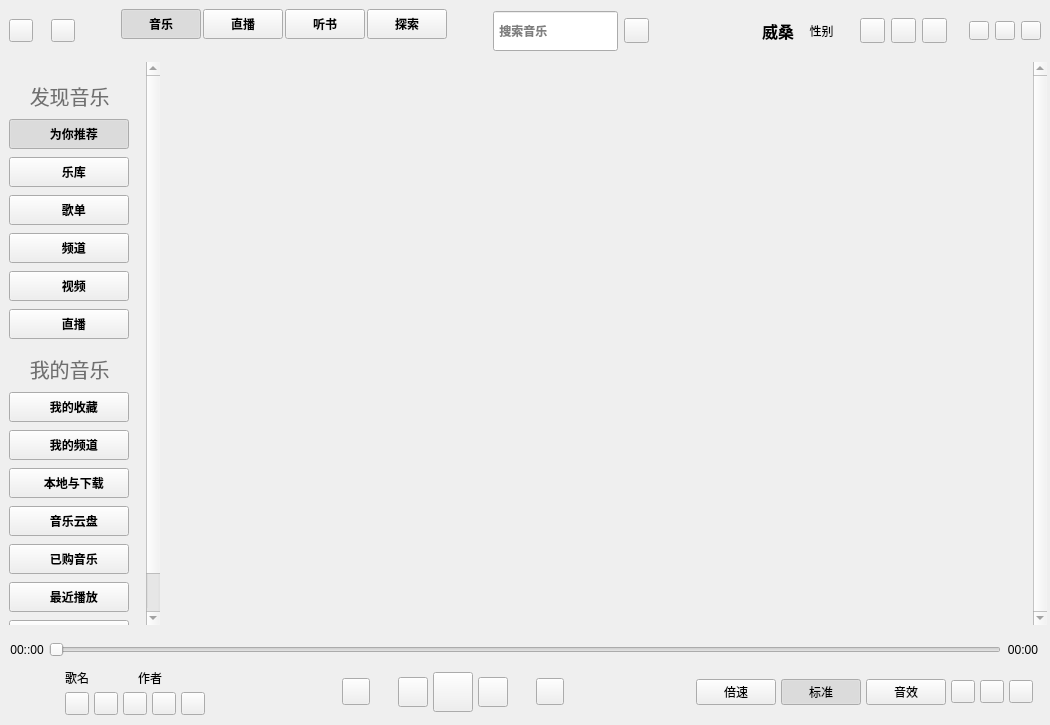
Before: the Qt Designer form KuGouStart/KuGouApp.ui in a-mo-xi-wei/KuGouApp, drawn with Qt 5.
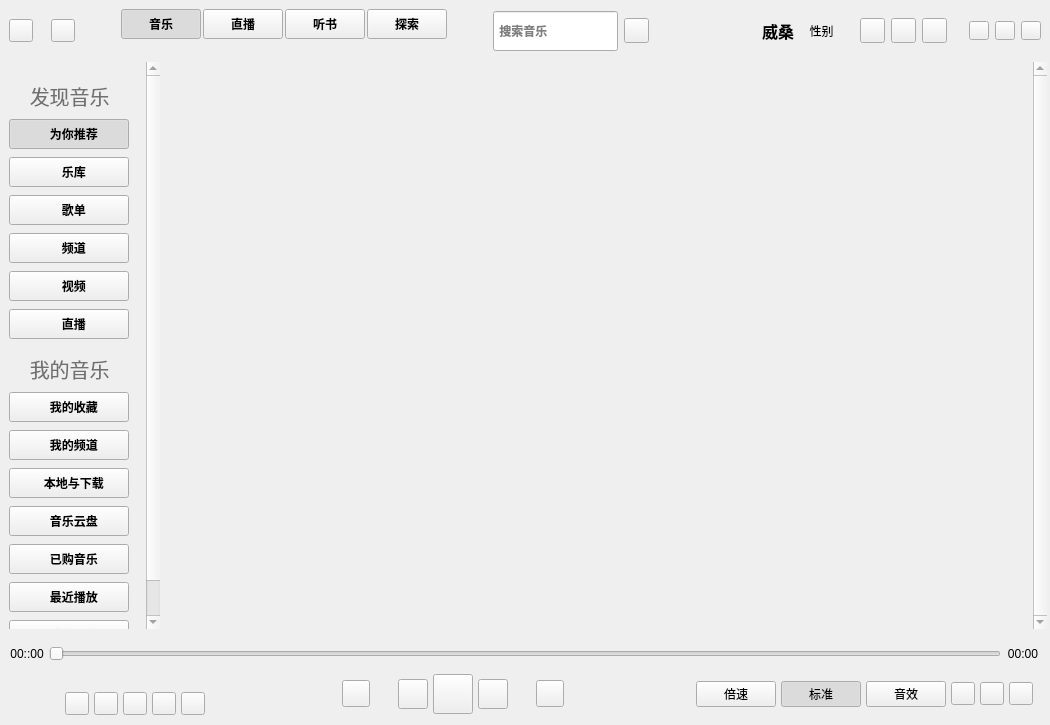
After: the same form once the commit is applied. Custom widgets are drawn as their Qt base class.

Commit message: 稍作修改

What changed in the file:
```diff
--- a/KuGouStart/KuGouApp.ui
+++ b/KuGouStart/KuGouApp.ui
@@ -1457,14 +1457,14 @@
              <item>
               <widget class="QLabel" name="song_name_label">
                <property name="text">
-                <string>歌名</string>
+                <string/>
                </property>
               </widget>
              </item>
              <item>
               <widget class="QLabel" name="singer_label">
                <property name="text">
-                <string>作者</string>
+                <string/>
                </property>
               </widget>
              </item>
```
The commit also changes 2 other files.
